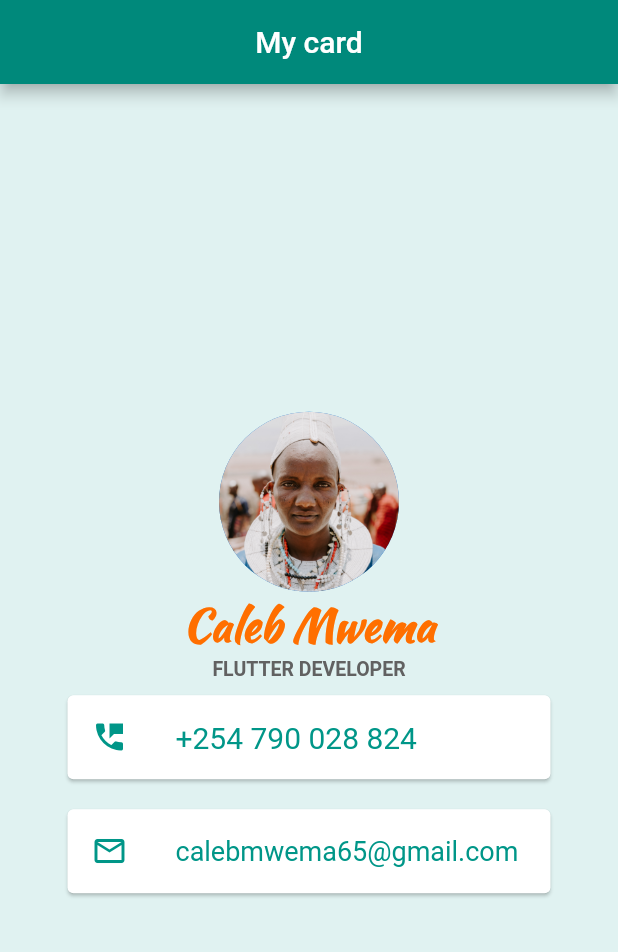
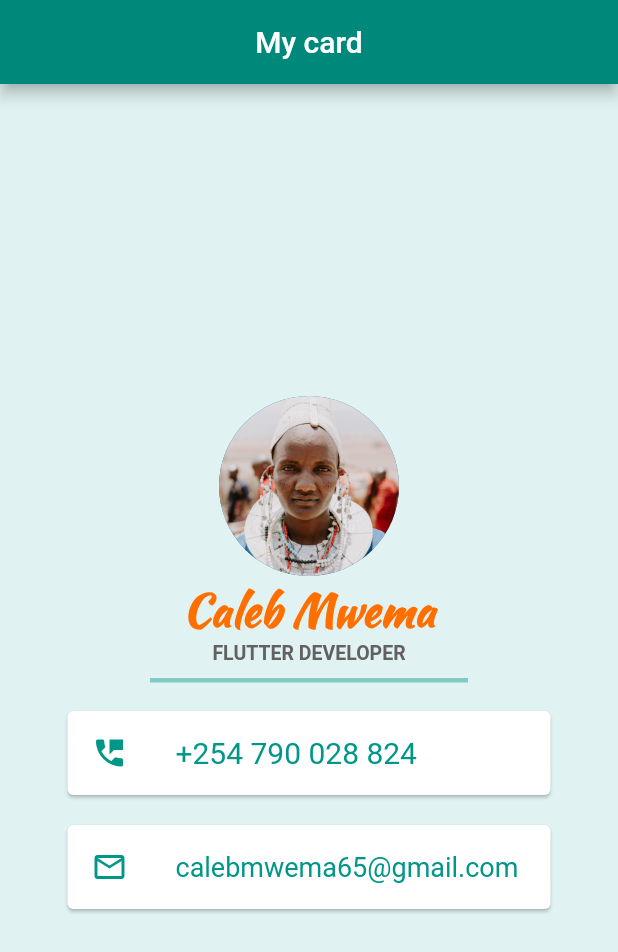
Before and after one commit to cmwema/micard, a Flutter app: the screen it shows after launch, on a phone screen of 412 x 824 dp. Shown: the top 952 px of the screen. Run offline on Flutter 3.47's test engine with Material 2 defaults, Android fonts, the phone set to English and light mode, and no system bars; Roboto replaces fonts that are missing (Source Sans Pro).

Commit message:
added divider between text and card widgets

```diff
--- a/lib/main.dart
+++ b/lib/main.dart
@@ -47,6 +47,15 @@ class MyApp extends StatelessWidget {
                   fontWeight: FontWeight.bold,
                 ),
               ),
+              Container(
+                margin: const EdgeInsets.symmetric(vertical: 8.0),
+                padding: const EdgeInsets.symmetric(horizontal: 100.0),
+                child: Divider(
+                  color: Colors.teal.shade200, //color of divider
+                  height: 5, //height spacing of divider
+                  thickness: 3,
+                ),
+              ),
               const Card(
                 color: Colors.white,
                 margin: EdgeInsets.symmetric(vertical: 10.0, horizontal: 45.0),
```
